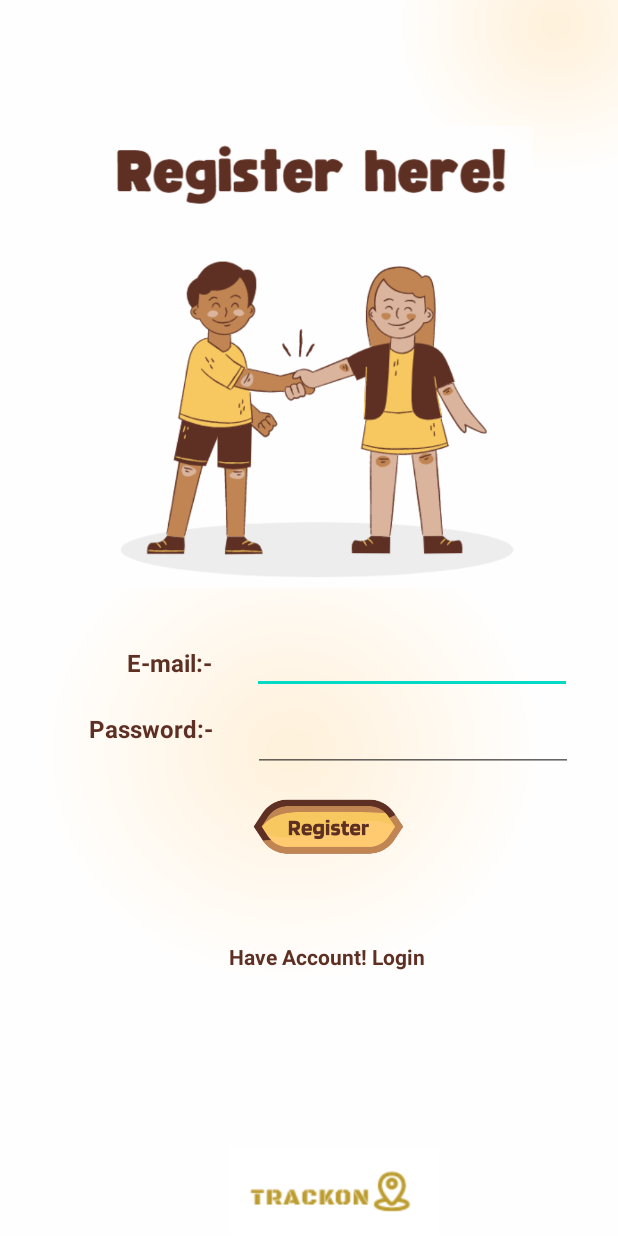
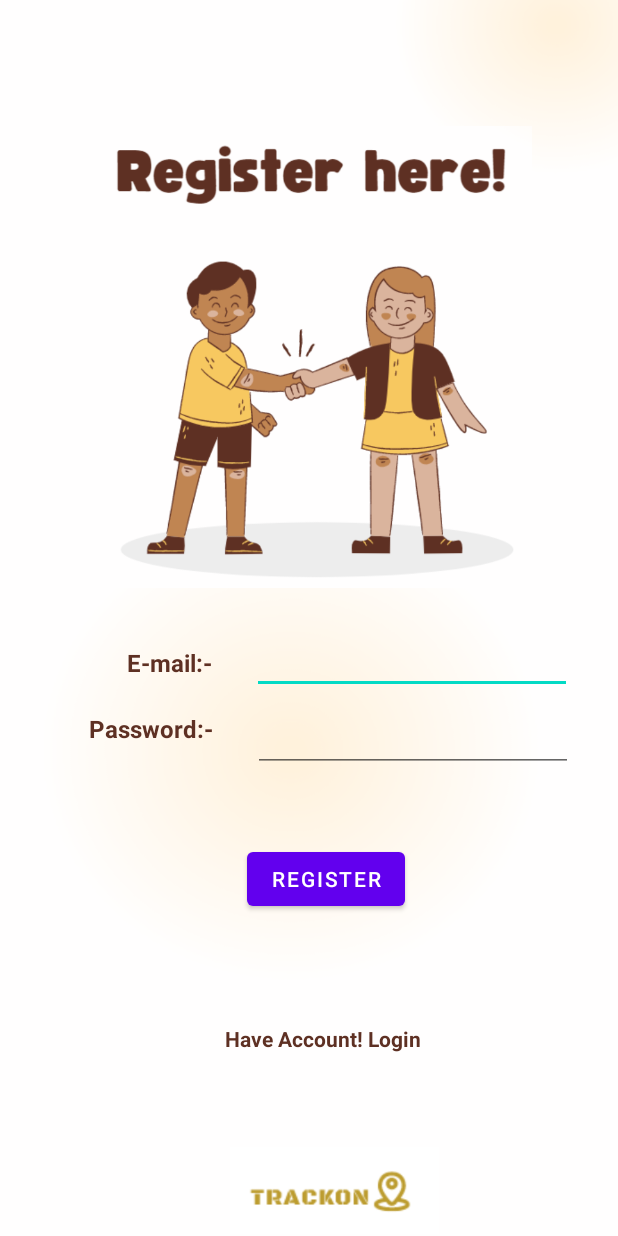
Before and after one commit to rjsaurav13/TrackOn, an Android app: the Register screen opened directly, with no data from a screen before it, on a phone screen of 412 x 824 dp. Run offline under Robolectric (Android 15) with nearby library versions, the phone set to English and light mode, and no system bars; Roboto replaces fonts that are not available here.

Commit message:
Update activity_register.xml

```diff
--- a/TrackON/app/src/main/res/layout/activity_register.xml
+++ b/TrackON/app/src/main/res/layout/activity_register.xml
@@ -88,20 +88,19 @@
         app:layout_constraintStart_toStartOf="parent"
         app:layout_constraintTop_toTopOf="parent" />
 
-    <ImageView
-        android:id="@+id/imageView2"
-        android:layout_width="228dp"
-        android:layout_height="154dp"
-        android:layout_marginStart="107dp"
-        android:layout_marginTop="474dp"
-        android:layout_marginEnd="76dp"
-        android:layout_marginBottom="103dp"
+    <Button
+        android:id="@+id/button2"
+        android:layout_width="wrap_content"
+        android:layout_height="wrap_content"
+        android:layout_marginStart="170dp"
+        android:layout_marginTop="515dp"
+        android:layout_marginEnd="147dp"
+        android:layout_marginBottom="168dp"
+        android:text="Register"
         app:layout_constraintBottom_toBottomOf="parent"
         app:layout_constraintEnd_toEndOf="parent"
         app:layout_constraintStart_toStartOf="parent"
-        app:layout_constraintTop_toTopOf="parent"
-        app:layout_constraintVertical_bias="0.0"
-        app:srcCompat="@drawable/register" />
+        app:layout_constraintTop_toTopOf="parent" />
 
     <ImageView
         android:id="@+id/imageView8"
@@ -124,17 +123,17 @@
         android:layout_width="wrap_content"
         android:layout_height="wrap_content"
         android:layout_marginStart="123dp"
-        android:layout_marginTop="628dp"
+        android:layout_marginTop="636dp"
         android:layout_marginEnd="100dp"
-        android:layout_marginBottom="84dp"
+        android:layout_marginBottom="76dp"
         android:text="Have Account! Login"
         android:textColor="#5E3023"
         android:textStyle="bold"
         app:layout_constraintBottom_toBottomOf="parent"
         app:layout_constraintEnd_toEndOf="parent"
+        app:layout_constraintHorizontal_bias="0.456"
         app:layout_constraintStart_toStartOf="parent"
-        app:layout_constraintTop_toTopOf="parent"
-        app:layout_constraintVertical_bias="0.0" />
+        app:layout_constraintTop_toTopOf="parent" />
 
     <androidx.constraintlayout.widget.Barrier
         android:id="@+id/barrier2"
```
